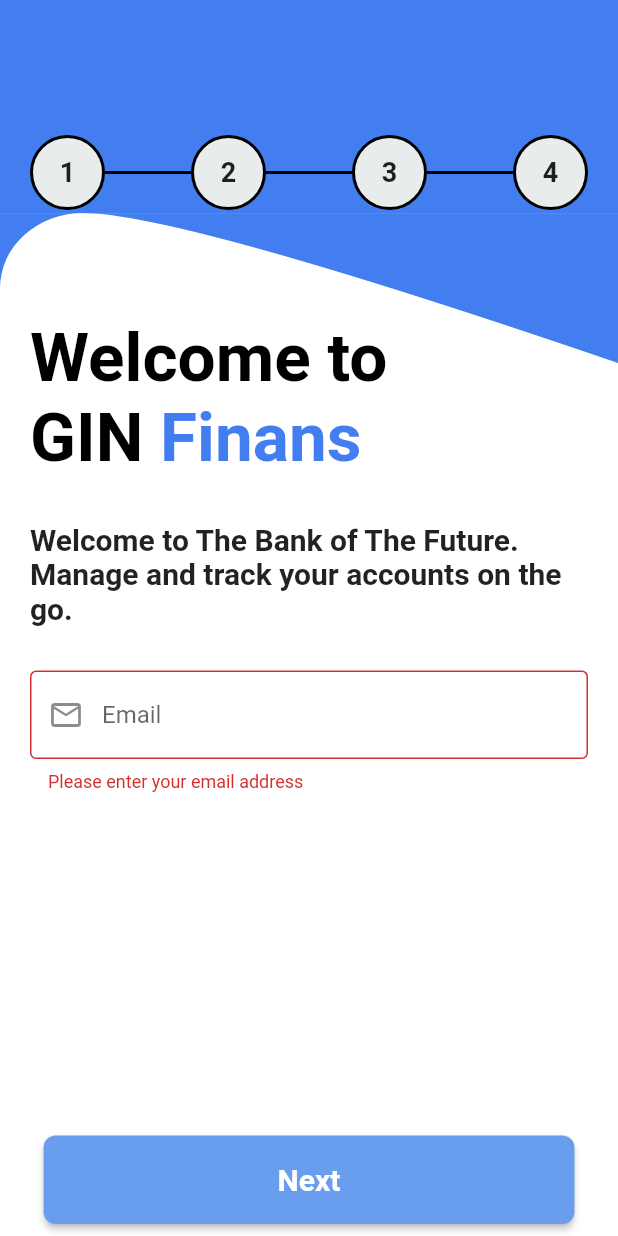
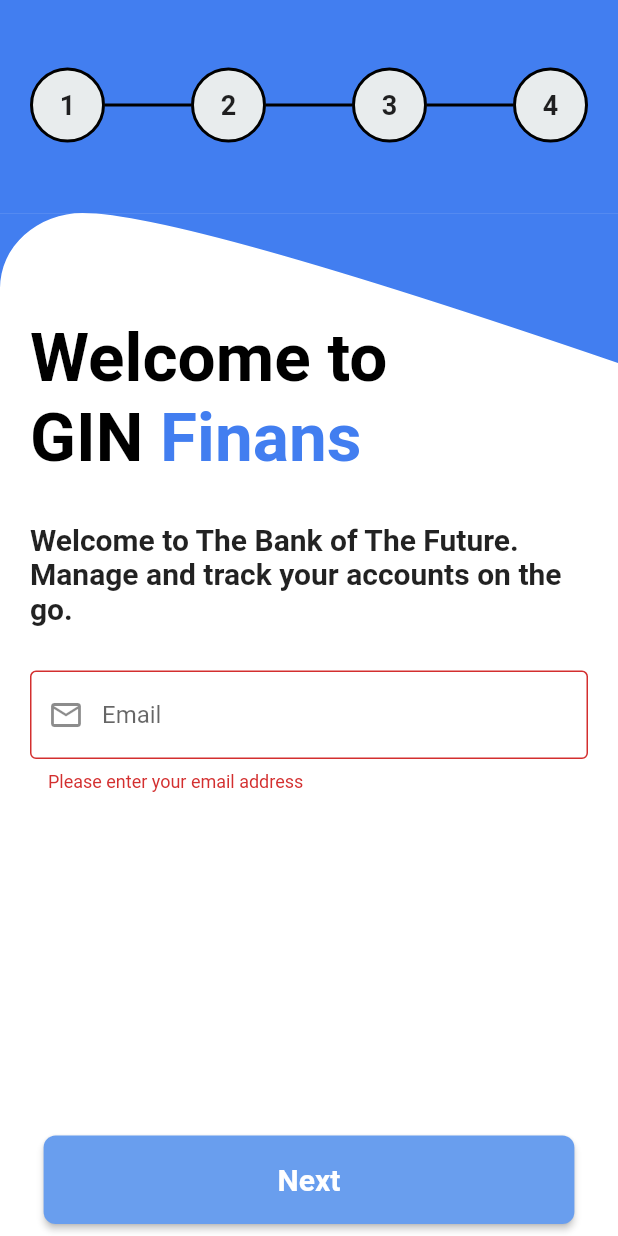
Before and after one commit to arpit-it/dkatalis_flutter_test, a Flutter app: the screen it shows after launch, after a tap on "Next", on a phone screen of 412 x 824 dp. Run offline on Flutter 3.47's test engine with Material 2 defaults, Android fonts, the phone set to English and light mode, and no system bars; our stand-ins replace get.

Commit message:
fix: fixed some of the issues  - locked screen orientation to portrait  - added TextEditingController to password field as it was losing text when page changed on some devices  - updated padding from the top on some screens  - added ability to scroll on email screen when keyboard was showing  - added back press handling on the application.  - updated registration_home_back_button.dart and updated widget size and padding as per the testing

```diff
--- a/lib/main.dart
+++ b/lib/main.dart
@@ -1,10 +1,14 @@
 import 'package:flutter/material.dart';
+import 'package:flutter/services.dart';
 import 'package:get/get.dart';
 
 import 'screens/registration_home/bindings/registration_home_binding.dart';
 import 'screens/registration_home/registration_home.dart';
 
 void main() {
+  WidgetsFlutterBinding.ensureInitialized();
+  SystemChrome.setPreferredOrientations([DeviceOrientation.portraitUp])
+      .then((_) {
     runApp(GetMaterialApp(
       initialRoute: '/registration_home',
       getPages: [
@@ -14,4 +18,5 @@ void main() {
             binding: RegistrationHomeBinding()),
       ],
     ));
+  });
 }
--- a/lib/screens/registration_home/controllers/registration_home_controller/password_helper.dart
+++ b/lib/screens/registration_home/controllers/registration_home_controller/password_helper.dart
@@ -4,6 +4,8 @@ import 'package:get/get.dart';
 import '../../../../utilities/string_extensions.dart';
 
 class PasswordHelper {
+  TextEditingController passwordTEC = TextEditingController();
+
   RxString complexityLevel = RxString('');
   Rx<Color> complexityTextColor = Rx(Colors.red);
   RxBool containsLowerCase = RxBool(false);
--- a/lib/screens/registration_home/controllers/registration_home_controller/registration_home_controller.dart
+++ b/lib/screens/registration_home/controllers/registration_home_controller/registration_home_controller.dart
@@ -17,7 +17,7 @@ class RegistrationHomeController extends GetxController {
 
   bool shouldShowBackButton() => !(completedScreens.value == 0);
   void backPressed() {
-    if (completedScreens.value >= 0) {
+    if (completedScreens.value > 0) {
       completedScreens.value--;
       viewPagerController.animateToPage(completedScreens.value,
           duration: Duration(milliseconds: 500), curve: Curves.easeInExpo);
--- a/lib/screens/registration_home/registration_home.dart
+++ b/lib/screens/registration_home/registration_home.dart
@@ -1,9 +1,9 @@
-import 'package:dkatalis_demo/screens/registration_home/widgets/personal_information.dart';
-import 'package:dkatalis_demo/screens/registration_home/widgets/registration_password.dart';
-import 'package:dkatalis_demo/utilities/project_colors.dart';
 import 'package:flutter/material.dart';
 import 'package:get/get.dart';
 
+import 'widgets/personal_information.dart';
+import 'widgets/registration_password.dart';
+import '../../utilities/project_colors.dart';
 import 'controllers/registration_home_controller/registration_home_controller.dart';
 import 'widgets/calendar_selection.dart';
 import 'widgets/registration_email.dart';
@@ -12,7 +12,12 @@ import 'widgets/registration_home_back_button.dart';
 
 class RegistrationHome extends GetView<RegistrationHomeController> {
   @override
-  Widget build(context) => GestureDetector(
+  Widget build(context) => WillPopScope(
+        onWillPop: () async {
+          controller.backPressed();
+          return false;
+        },
+        child: GestureDetector(
           onTap: () {
             FocusScopeNode currentFocus = FocusScope.of(context);
             if (!currentFocus.hasPrimaryFocus) {
@@ -36,7 +41,7 @@ class RegistrationHome extends GetView<RegistrationHomeController> {
                               RegistrationHomeBackButton(
                                 shouldShowBackButton:
                                     controller.shouldShowBackButton(),
-                              onPressed: controller.backPressed,
+                                onPressedHandler: controller.backPressed,
                               ),
                               RegistrationScreenCounter(
                                 completedScreensCount:
@@ -102,5 +107,6 @@ class RegistrationHome extends GetView<RegistrationHomeController> {
               ),
             ),
           ),
+        ),
       );
 }
--- a/lib/screens/registration_home/widgets/personal_information.dart
+++ b/lib/screens/registration_home/widgets/personal_information.dart
@@ -13,7 +13,7 @@ class PersonalInformation extends StatelessWidget {
   Widget build(BuildContext context) {
     return SizedBox.expand(
       child: Padding(
-        padding: const EdgeInsets.only(left: 20.0, right: 20.0, top: 70),
+        padding: const EdgeInsets.only(left: 20.0, right: 20.0, top: 50),
         child: Column(
           mainAxisSize: MainAxisSize.min,
           crossAxisAlignment: CrossAxisAlignment.start,
--- a/lib/screens/registration_home/widgets/registration_email.dart
+++ b/lib/screens/registration_home/widgets/registration_email.dart
@@ -12,7 +12,9 @@ class RegistrationEmail extends StatelessWidget {
 
   @override
   Widget build(BuildContext context) {
-    return Stack(
+    return Scaffold(
+      resizeToAvoidBottomInset: true,
+      body: Stack(
         children: [
           Container(
             color: Colors.white,
@@ -24,7 +26,8 @@ class RegistrationEmail extends StatelessWidget {
             ),
           ),
           Padding(
-          padding: const EdgeInsets.symmetric(vertical: 70, horizontal: 20),
+            padding: const EdgeInsets.only(top: 70, left: 20, right: 20),
+            child: SingleChildScrollView(
               child: Column(
                 mainAxisAlignment: MainAxisAlignment.start,
                 crossAxisAlignment: CrossAxisAlignment.start,
@@ -49,7 +52,8 @@ class RegistrationEmail extends StatelessWidget {
                         ),
                         TextSpan(
                           text: ' Finans',
-                      style: TextStyle(color: ProjectColors.BACKGROUND_BLUE),
+                          style:
+                              TextStyle(color: ProjectColors.BACKGROUND_BLUE),
                         ),
                       ],
                     ),
@@ -88,7 +92,9 @@ class RegistrationEmail extends StatelessWidget {
                 ],
               ),
             ),
+          ),
         ],
+      ),
     );
   }
 }
--- a/lib/screens/registration_home/widgets/registration_home_back_button.dart
+++ b/lib/screens/registration_home/widgets/registration_home_back_button.dart
@@ -2,23 +2,29 @@ import 'package:flutter/material.dart';
 
 class RegistrationHomeBackButton extends StatelessWidget {
   const RegistrationHomeBackButton(
-      {Key? key, required this.shouldShowBackButton, this.onPressed})
+      {Key? key, required this.shouldShowBackButton, this.onPressedHandler})
       : super(key: key);
-  final VoidCallback? onPressed;
+  final VoidCallback? onPressedHandler;
   final bool shouldShowBackButton;
   @override
   Widget build(BuildContext context) {
     return Padding(
-      padding: const EdgeInsets.only(top: 40.0),
+      padding: EdgeInsets.only(top: MediaQuery.of(context).padding.top),
       child: SizedBox(
-        height: 50,
+        height: 45,
         child: shouldShowBackButton
             ? Row(
                 crossAxisAlignment: CrossAxisAlignment.center,
                 mainAxisAlignment: MainAxisAlignment.start,
                 children: [
                   IconButton(
-                      onPressed: onPressed,
+                      onPressed: () {
+                        FocusScopeNode currentFocus = FocusScope.of(context);
+                        if (!currentFocus.hasPrimaryFocus) {
+                          currentFocus.unfocus();
+                        }
+                        onPressedHandler!();
+                      },
                       icon: Icon(
                         Icons.arrow_back,
                         color: Colors.white,
--- a/lib/screens/registration_home/widgets/registration_password.dart
+++ b/lib/screens/registration_home/widgets/registration_password.dart
@@ -13,7 +13,7 @@ class RegistrationPassword extends StatelessWidget {
   Widget build(BuildContext context) {
     return SizedBox.expand(
       child: Padding(
-        padding: const EdgeInsets.only(left: 20.0, right: 20.0, top: 70),
+        padding: const EdgeInsets.only(left: 20.0, right: 20.0, top: 50),
         child: Column(
           mainAxisSize: MainAxisSize.min,
           crossAxisAlignment: CrossAxisAlignment.start,
@@ -41,6 +41,7 @@ class RegistrationPassword extends StatelessWidget {
             ),
             Obx(() {
               return TextField(
+                controller: controller.passwordScreenHelper.passwordTEC,
                 onChanged: controller.passwordScreenHelper.onPasswordTextChange,
                 obscureText:
                     controller.passwordScreenHelper.obscurePassword.value,
```
Lines whose indentation alone changed are shown as unchanged.
